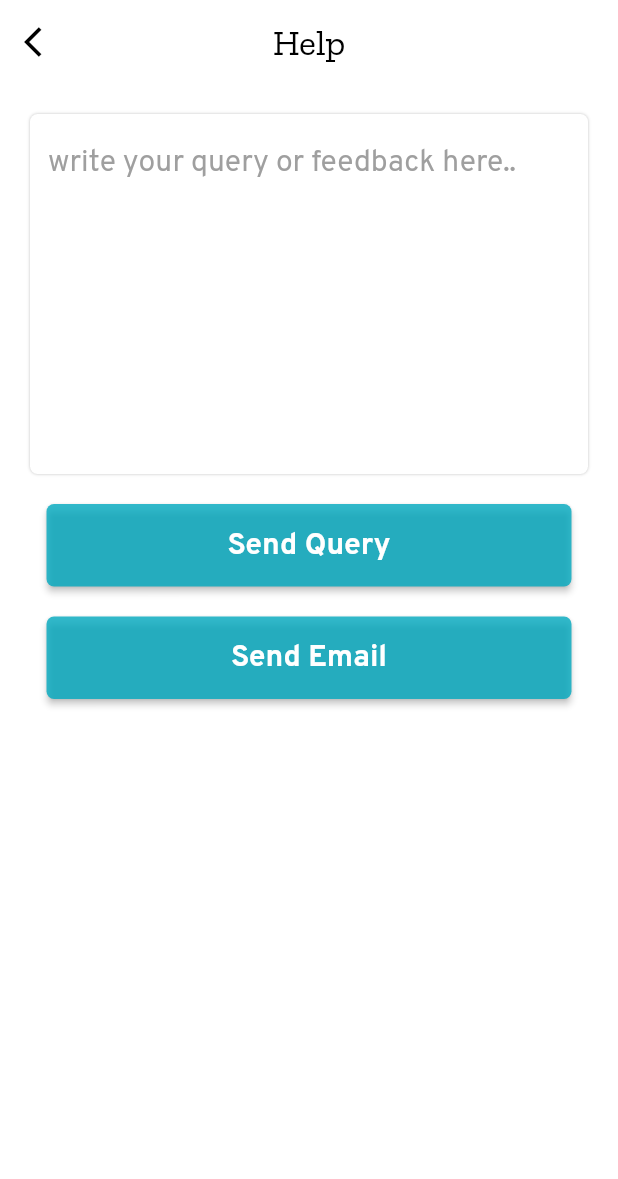
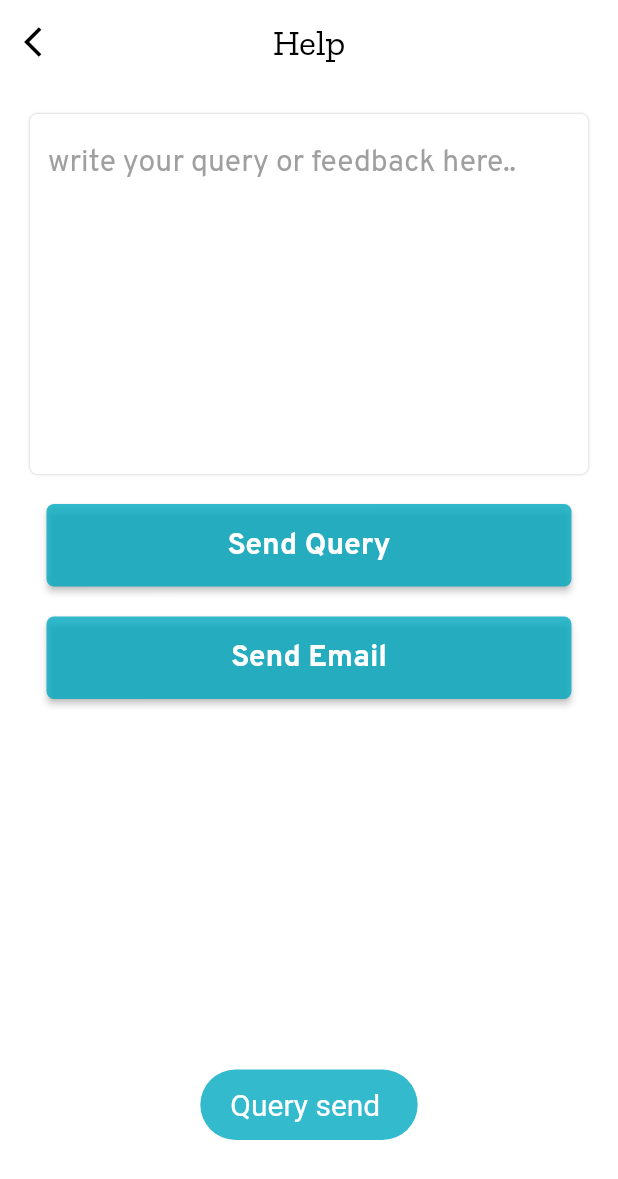
Before and after one commit to SHEKHAR02002/Scheme_Suvidha, a Flutter app: the Help screen opened directly, after a tap on "Send Email", on a phone screen of 412 x 824 dp. Shown: the top 1179 px of the screen. Run offline on Flutter 3.47's test engine with Material 2 defaults, Android fonts, the phone set to English and light mode, and no system bars; our stand-ins replace cached_network_image, carousel_slider, cloud_firestore, dropdown_button2, firebase_auth, firebase_core and 13 more; missing offline and left inert: firebase_app_check, tbib_splash_screen; accounts and stored records are empty; project files that could hold a hidden picture were left out.

Commit message:
faq added and query send on email added

```diff
--- a/lib/widget/setting/help.dart
+++ b/lib/widget/setting/help.dart
@@ -4,6 +4,7 @@ import 'package:flutter/material.dart';
 import 'package:fluttertoast/fluttertoast.dart';
 import 'package:scheme/Theme/color.dart';
 import 'package:scheme/Theme/decoration.dart';
+import 'package:url_launcher/url_launcher.dart';
 
 class Help extends StatefulWidget {
   const Help({super.key});
@@ -23,6 +24,18 @@ class _HelpState extends State<Help> {
       "uid": FirebaseAuth.instance.currentUser!.uid,
       "Query": userquery
     });
+  }
+
+  Future sendEmail() async {
+    String email = "shekharingale14@gmail.com";
+    // final String url = 'mailto:$email?subject=${Uri.encodeFull(subject)}';
+
+    final Uri emailLaunchUri = Uri(
+      scheme: 'mailto',
+      path: email,
+    );
+
+    await launchUrl(emailLaunchUri);
   }
 
   @override
@@ -132,7 +145,17 @@ class _HelpState extends State<Help> {
                       borderRadius: BorderRadius.circular(5),
                     ),
                     fixedSize: const Size(350, 55)),
-                onPressed: () {},
+                onPressed: () => sendEmail().whenComplete(() => {
+                      quey.clear(),
+                      Fluttertoast.showToast(
+                          msg: "Query send ",
+                          toastLength: Toast.LENGTH_SHORT,
+                          gravity: ToastGravity.BOTTOM,
+                          timeInSecForIosWeb: 1,
+                          backgroundColor: primary,
+                          textColor: Colors.white,
+                          fontSize: 20.0)
+                    }),
                 child: const Text(
                   "Send Email",
                   style: TextStyle(
```
Also changed, not shown: lib/widget/setting/contact.dart (+27 -6 lines).
